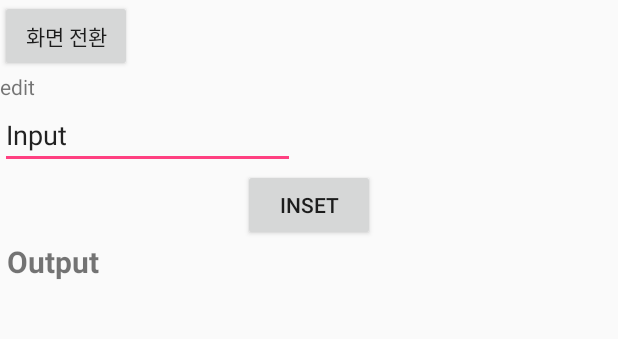
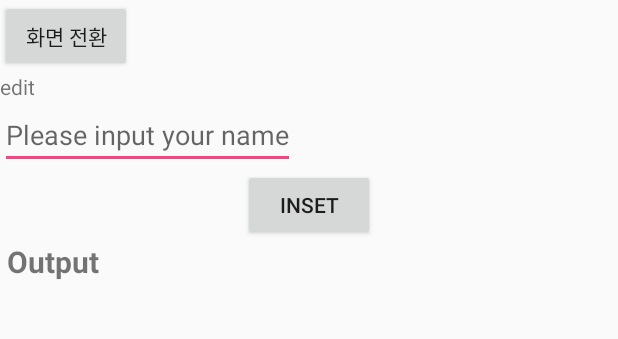
Before and after one commit to u0jin/Androiod-study-My.local, an Android app: the screen it shows after launch (MainActivity), on a phone screen of 412 x 824 dp, the part 113-452 px from its top. Run offline under Robolectric (Android 15) with nearby library versions, the phone set to English and light mode, and no system bars.

Commit message:
textview hint 수정
글자위에 바로 입력가능

```diff
--- a/Hello/app/src/main/res/layout/activity_main.xml
+++ b/Hello/app/src/main/res/layout/activity_main.xml
@@ -30,9 +30,10 @@
         android:layout_width="wrap_content"
         android:layout_height="wrap_content"
         android:id="@+id/editText1"
-        android:text="Input"
+
         android:inputType="textAutoCorrect"
         android:hint="Please input your name"
+
         />
     <Button
         android:layout_width="wrap_content"
```
